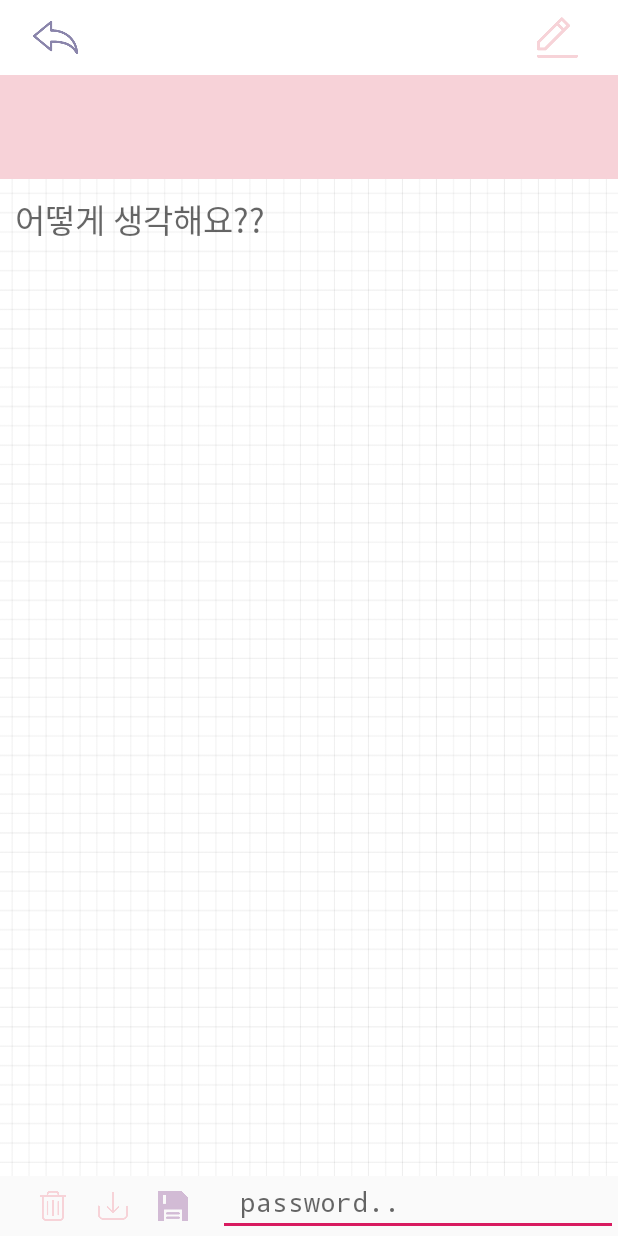
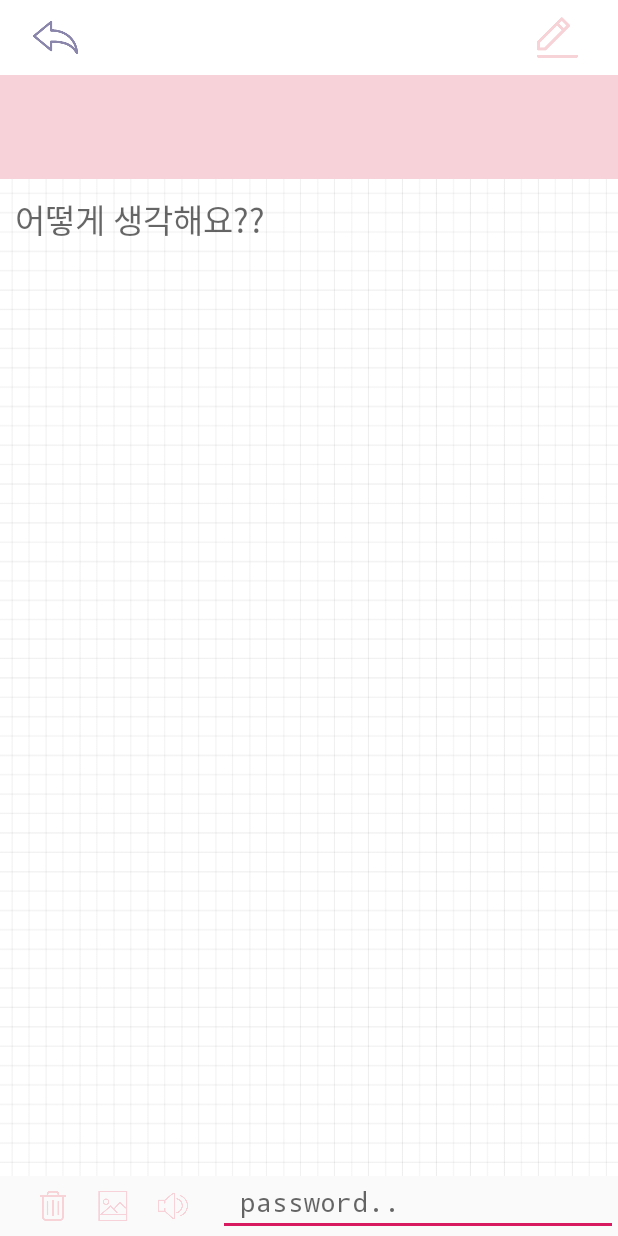
Before and after one commit to rangkim/DiaryApp, an Android app: the ModifyMyDataActivity screen opened directly, with no data from a screen before it, on a phone screen of 412 x 824 dp. Run offline under Robolectric (Android 15) with nearby library versions, the phone set to English and light mode, and no system bars.

Commit message:
이미지 변경

```diff
--- a/app/src/main/res/layout/modify.xml
+++ b/app/src/main/res/layout/modify.xml
@@ -108,7 +108,7 @@
             android:padding="10dp"
             android:clickable="true"
             android:onClick="changeImage"
-            android:src="@drawable/save"
+            android:src="@drawable/image"
             />
 
         <!-- image 버튼 -->
```
Also changed, not shown: app/src/main/res/drawable-xxxhdpi/image.png (added), app/src/main/res/drawable-xxxhdpi/stt.png (added), app/src/main/res/drawable-xxxhdpi/tts.png.
